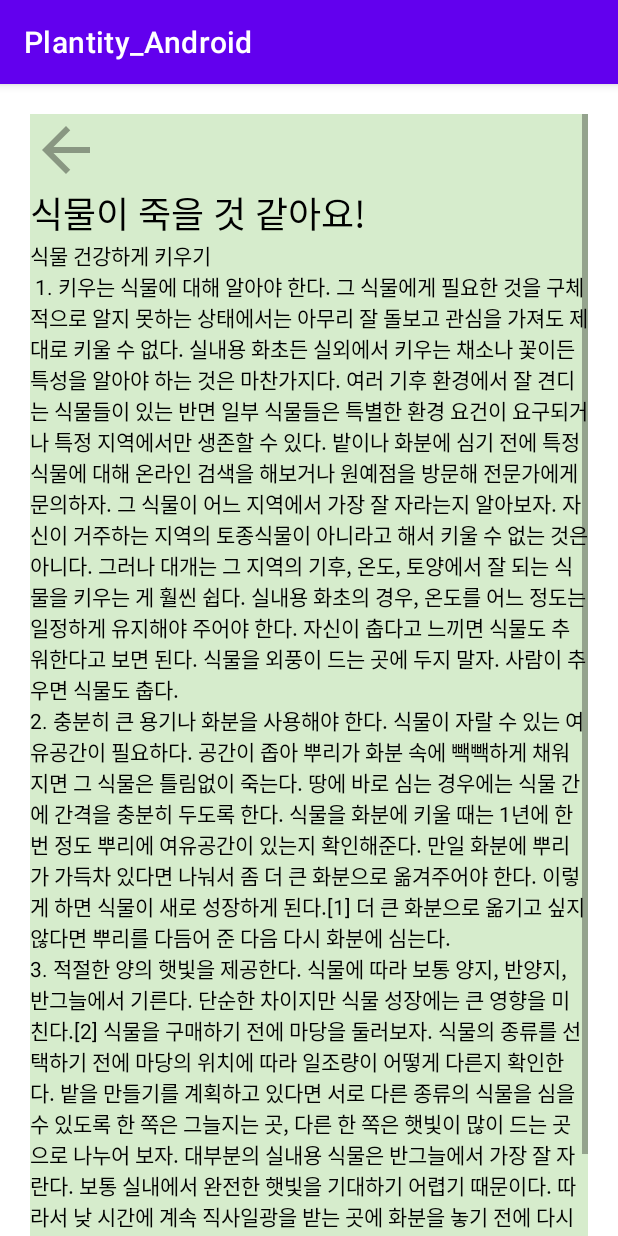
After one commit to Plantity/Plantity_Android, an Android app: the GuideLineDetailActivity screen opened directly, with no data from a screen before it, on a phone screen of 412 x 824 dp. The commit adds this screen. Run offline under Robolectric (Android 15) with nearby library versions, the phone set to English and light mode, and no system bars.

Commit message:
[add] activity_guide_line.xml, activity_guide_line_detail.xml 가이드라인 레이아웃 1차 구성

```diff
--- a/plantity_android/app/build.gradle
+++ b/plantity_android/app/build.gradle
@@ -32,7 +32,7 @@ android {
 }
 
 dependencies {
-
+    implementation("androidx.cardview:cardview:1.0.0")
     implementation 'androidx.core:core-ktx:1.7.0'
     implementation 'androidx.appcompat:appcompat:1.4.2'
     implementation 'com.google.android.material:material:1.6.1'
--- a/plantity_android/app/src/main/AndroidManifest.xml
+++ b/plantity_android/app/src/main/AndroidManifest.xml
@@ -10,6 +10,12 @@
         android:supportsRtl="true"
         android:theme="@style/Theme.Plantity_Android">
         <activity
+            android:name=".GuideLineDetailActivity"
+            android:exported="false" />
+        <activity
+            android:name=".GuideLineActivity"
+            android:exported="false" />
+        <activity
             android:name=".MainActivity"
             android:exported="true">
             <intent-filter>
--- /dev/null
+++ b/plantity_android/app/src/main/java/plantity/plantity_android/GuideLineDetailActivity.kt
@@ -0,0 +1,11 @@
+package plantity.plantity_android
+
+import androidx.appcompat.app.AppCompatActivity
+import android.os.Bundle
+
+class GuideLineDetailActivity : AppCompatActivity() {
+    override fun onCreate(savedInstanceState: Bundle?) {
+        super.onCreate(savedInstanceState)
+        setContentView(R.layout.activity_guide_line_detail)
+    }
+}
--- /dev/null
+++ b/plantity_android/app/src/main/res/drawable/ic_baseline_arrow_back_24.xml
@@ -0,0 +1,5 @@
+<vector android:alpha="0.6" android:height="48dp"
+    android:tint="?attr/colorControlNormal" android:viewportHeight="24"
+    android:viewportWidth="24" android:width="48dp" xmlns:android="http://schemas.android.com/apk/res/android">
+    <path android:fillColor="@android:color/white" android:pathData="M20,11H7.83l5.59,-5.59L12,4l-8,8 8,8 1.41,-1.41L7.83,13H20v-2z"/>
+</vector>
--- /dev/null
+++ b/plantity_android/app/src/main/res/layout/activity_guide_line_detail.xml
@@ -0,0 +1,50 @@
+<?xml version="1.0" encoding="utf-8"?>
+<androidx.constraintlayout.widget.ConstraintLayout xmlns:android="http://schemas.android.com/apk/res/android"
+    xmlns:app="http://schemas.android.com/apk/res-auto"
+    xmlns:tools="http://schemas.android.com/tools"
+    android:layout_width="match_parent"
+    android:layout_height="match_parent"
+    tools:context=".GuideLineDetailActivity">
+
+    <ScrollView
+        android:layout_width="fill_parent"
+        android:layout_height="fill_parent"
+        android:layout_marginStart="20dp"
+        android:layout_marginTop="20dp"
+        android:layout_marginEnd="20dp"
+        android:background="@color/bg_green"
+        app:layout_constraintEnd_toEndOf="parent"
+        app:layout_constraintStart_toStartOf="parent"
+        app:layout_constraintTop_toTopOf="parent">
+
+        <LinearLayout
+            android:layout_width="match_parent"
+            android:layout_height="wrap_content"
+            android:orientation="vertical" >
+
+
+            <ImageButton
+                android:id="@+id/imageButton"
+                android:layout_width="48dp"
+                android:layout_height="48dp"
+                android:backgroundTint="#00FFFFFF"
+                app:srcCompat="@drawable/ic_baseline_arrow_back_24" />
+
+            <TextView
+                android:id="@+id/gd_tv_detail_title"
+                android:layout_width="fill_parent"
+                android:layout_height="wrap_content"
+                android:text="@string/gd_detail_title_txt"
+                android:textColor="#000000"
+                android:textSize="24sp" />
+
+            <TextView
+                android:id="@+id/gd_tv_detail_title2"
+                android:layout_width="match_parent"
+                android:layout_height="wrap_content"
+                android:text="@string/sample_guidline"
+                android:textColor="#000000"
+                android:textSize="14sp" />
+        </LinearLayout>
+    </ScrollView>
+</androidx.constraintlayout.widget.ConstraintLayout>
--- a/plantity_android/app/src/main/res/values/colors.xml
+++ b/plantity_android/app/src/main/res/values/colors.xml
@@ -7,4 +7,5 @@
     <color name="teal_700">#FF018786</color>
     <color name="black">#FF000000</color>
     <color name="white">#FFFFFFFF</color>
+    <color name="bg_green">#D6ECCC</color> //다양한 곳 백그라운드로 쓰이는 연두색
 </resources>
--- a/plantity_android/app/src/main/res/values/strings.xml
+++ b/plantity_android/app/src/main/res/values/strings.xml
@@ -1,3 +1,23 @@
 <resources>
     <string name="app_name">Plantity_Android</string>
+
+    //가이드 라인에서 사용하는 문자열
+    <string name="guidline_Title">가이드 라인</string>
+    <string name="guidline_Semititle">초보자도 쉽게 할 수 있는 분갈이  방법을 알려드릴게요. :)</string>
+    <string name="guidline_Context">예시 문자열입니다. 이 곳에 가이드라인에 관련된 설명을 넣어주세요.</string>
+    <string name="sample_guidline">
+        식물 건강하게 키우기\n
+        1. 키우는 식물에 대해 알아야 한다. 그 식물에게 필요한 것을 구체적으로 알지 못하는 상태에서는 아무리 잘 돌보고 관심을 가져도 제대로 키울 수 없다. 실내용 화초든 실외에서 키우는 채소나 꽃이든 특성을 알아야 하는 것은 마찬가지다. 여러 기후 환경에서 잘 견디는 식물들이 있는 반면 일부 식물들은 특별한 환경 요건이 요구되거나 특정 지역에서만 생존할 수 있다.
+밭이나 화분에 심기 전에 특정 식물에 대해 온라인 검색을 해보거나 원예점을 방문해 전문가에게 문의하자.
+그 식물이 어느 지역에서 가장 잘 자라는지 알아보자. 자신이 거주하는 지역의 토종식물이 아니라고 해서 키울 수 없는 것은 아니다. 그러나 대개는 그 지역의 기후, 온도, 토양에서 잘 되는 식물을 키우는 게 훨씬 쉽다.
+실내용 화초의 경우, 온도를 어느 정도는 일정하게 유지해야 주어야 한다. 자신이 춥다고 느끼면 식물도 추워한다고 보면 된다. 식물을 외풍이 드는 곳에 두지 말자. 사람이 추우면 식물도 춥다.
+    \n2. 충분히 큰 용기나 화분을 사용해야 한다. 식물이 자랄 수 있는 여유공간이 필요하다. 공간이 좁아 뿌리가 화분 속에 빽빽하게 채워지면 그 식물은 틀림없이 죽는다. 땅에 바로 심는 경우에는 식물 간에 간격을 충분히 두도록 한다.
+식물을 화분에 키울 때는 1년에 한 번 정도 뿌리에 여유공간이 있는지 확인해준다. 만일 화분에 뿌리가 가득차 있다면 나눠서 좀 더 큰 화분으로 옮겨주어야 한다. 이렇게 하면 식물이 새로 성장하게 된다.[1]
+더 큰 화분으로 옮기고 싶지 않다면 뿌리를 다듬어 준 다음 다시 화분에 심는다.
+    \n3. 적절한 양의 햇빛을 제공한다. 식물에 따라 보통 양지, 반양지, 반그늘에서 기른다. 단순한 차이지만 식물 성장에는 큰 영향을 미친다.[2]
+식물을 구매하기 전에 마당을 둘러보자. 식물의 종류를 선택하기 전에 마당의 위치에 따라 일조량이 어떻게 다른지 확인한다.
+밭을 만들기를 계획하고 있다면 서로 다른 종류의 식물을 심을 수 있도록 한 쪽은 그늘지는 곳, 다른 한 쪽은 햇빛이 많이 드는 곳으로 나누어 보자.
+대부분의 실내용 식물은 반그늘에서 가장 잘 자란다. 보통 실내에서 완전한 햇빛을 기대하기 어렵기 때문이다. 따라서 낮 시간에 계속 직사일광을 받는 곳에 화분을 놓기 전에 다시 한 번 생각해봐야 한다. 식물이 햇빛에 너무 장시간 노출될 수 있기 때문이다.
+식물이 가늘어지면서 햇빛 쪽으로 기울어진다면 햇빛에 좀 더 가깝게 두어야 한다는 뜻이다.</string>
+    <string name="gd_detail_title_txt">식물이 죽을 것 같아요!</string>
 </resources>
```
Also changed, not shown: plantity_android/app/src/main/java/plantity/plantity_android/GuideLineActivity.kt (added, +11 -0 lines), plantity_android/app/src/main/res/layout/activity_guide_line.xml (added, +69 -0 lines), plantity_android/app/src/main/res/layout/guideline_card_cell.xml (added, +55 -0 lines), plantity_android/app/src/main/res/drawable/logo1.png (added).
